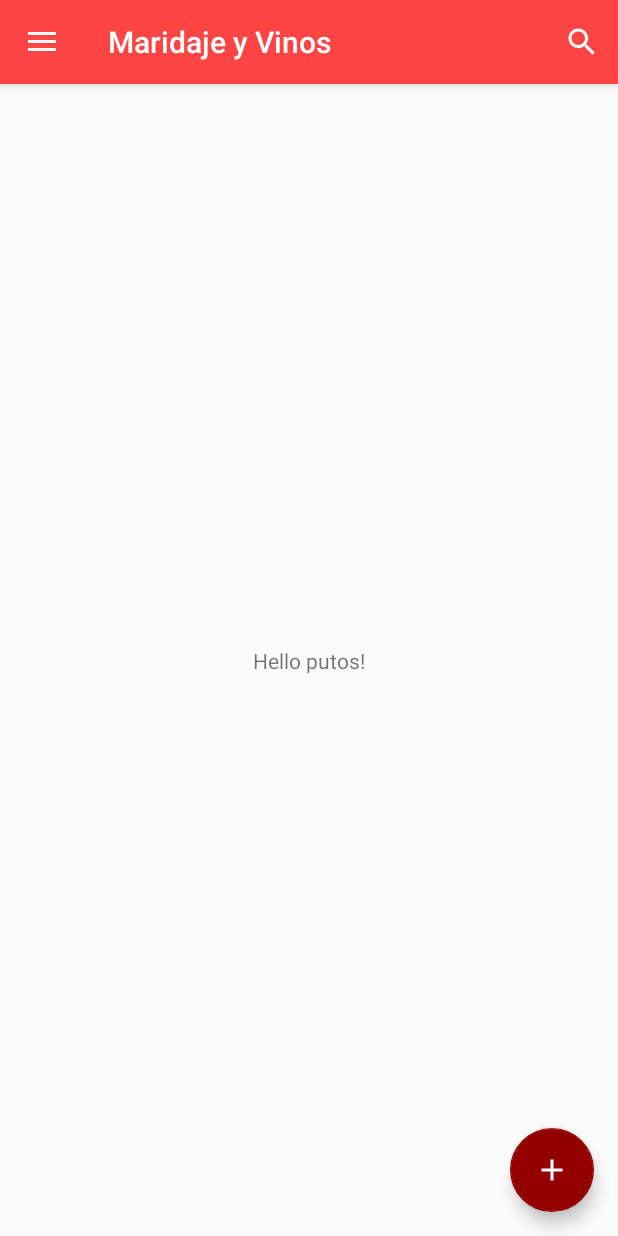
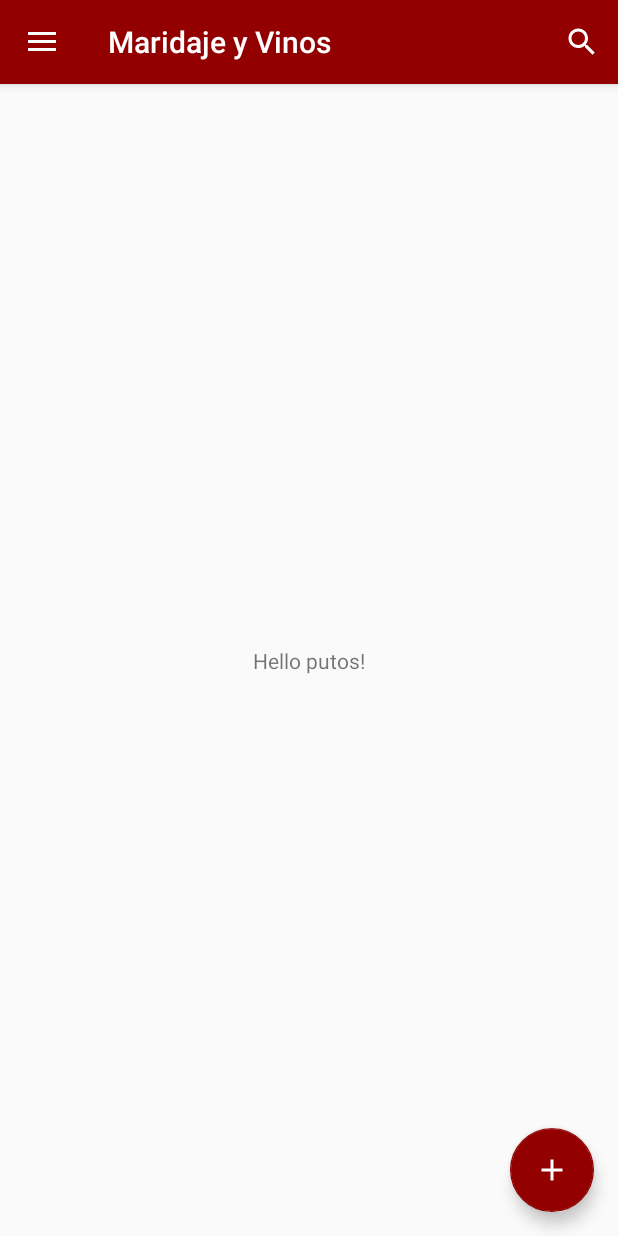
Before and after one commit to mmrapps/MaridajeAndVinos, an Android app: the screen it shows after launch (MainActivity), on a phone screen of 412 x 824 dp. Run offline under Robolectric (Android 15) with nearby library versions, the phone set to English and light mode, and no system bars; our stand-ins replace Firebase (no records; nobody signed in at launch, a user with empty details on screens opened directly).

Commit message:
Se cambio color primario

```diff
--- a/app/src/main/res/layout/app_bar_main.xml
+++ b/app/src/main/res/layout/app_bar_main.xml
@@ -16,7 +16,7 @@
             android:layout_width="match_parent"
             android:layout_height="wrap_content"
             android:layout_weight="1"
-            android:background="@android:color/holo_red_light"
+            android:background="@color/colorPrimary"
             app:popupTheme="@style/AppTheme.PopupOverlay" />
 
     </android.support.design.widget.AppBarLayout>
```
